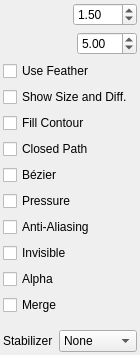
Before: the Qt Designer form app/ui/tooloptions.ui in pencil2d/pencil, drawn with Qt 5.
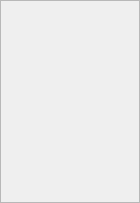
After: the same form once the commit is applied. Custom widgets are drawn as their Qt base class.

Commit message: Rework Tool properties architecture (#1906)

Diff of the .ui file:
```diff
--- a/app/ui/tooloptions.ui
+++ b/app/ui/tooloptions.ui
@@ -7,7 +7,7 @@
     <x>0</x>
     <y>0</y>
     <width>140</width>
-    <height>355</height>
+    <height>203</height>
    </rect>
   </property>
   <property name="minimumSize">
@@ -19,7 +19,7 @@
   <property name="windowTitle">
    <string>Form</string>
   </property>
-  <layout class="QVBoxLayout" name="verticalLayout_3">
+  <layout class="QVBoxLayout" name="verticalLayout">
    <property name="leftMargin">
     <number>0</number>
    </property>
@@ -34,12 +34,6 @@
    </property>
    <item>
     <widget class="QScrollArea" name="scrollArea">
-     <property name="frameShape">
-      <enum>QFrame::NoFrame</enum>
-     </property>
-     <property name="frameShadow">
-      <enum>QFrame::Plain</enum>
-     </property>
      <property name="widgetResizable">
       <bool>true</bool>
      </property>
@@ -48,14 +42,17 @@
        <rect>
         <x>0</x>
         <y>0</y>
-        <width>153</width>
-        <height>340</height>
+        <width>138</width>
+        <height>201</height>
        </rect>
       </property>
-      <property name="autoFillBackground">
-       <bool>true</bool>
+      <property name="sizePolicy">
+       <sizepolicy hsizetype="Expanding" vsizetype="Expanding">
+        <horstretch>0</horstretch>
+        <verstretch>0</verstretch>
+       </sizepolicy>
       </property>
-      <layout class="QVBoxLayout" name="verticalLayout">
+      <layout class="QVBoxLayout" name="verticalLayout_3">
        <property name="leftMargin">
         <number>3</number>
        </property>
@@ -68,270 +65,12 @@
        <property name="bottomMargin">
         <number>3</number>
        </property>
-       <item>
-        <layout class="QHBoxLayout" name="horizontalLayout_2">
-         <item>
-          <widget class="SpinSlider" name="sizeSlider" native="true">
-           <property name="toolTip">
-            <string>Set Stroke Width &lt;br&gt;&lt;b&gt;[SHIFT]+drag&lt;/b&gt;&lt;br&gt;for quick adjustment</string>
-           </property>
-          </widget>
-         </item>
-         <item>
-          <widget class="QDoubleSpinBox" name="brushSpinBox">
-           <property name="sizePolicy">
-            <sizepolicy hsizetype="Fixed" vsizetype="Fixed">
-             <horstretch>0</horstretch>
-             <verstretch>0</verstretch>
-            </sizepolicy>
-           </property>
-           <property name="minimumSize">
-            <size>
-             <width>60</width>
-             <height>0</height>
-            </size>
-           </property>
-           <property name="minimum">
-            <double>0.500000000000000</double>
-           </property>
-           <property name="maximum">
-            <double>200.000000000000000</double>
-           </property>
-           <property name="value">
-            <double>1.500000000000000</double>
-           </property>
-          </widget>
-         </item>
-        </layout>
-       </item>
-       <item>
-        <layout class="QHBoxLayout" name="horizontalLayout">
-         <item>
-          <widget class="SpinSlider" name="featherSlider" native="true">
-           <property name="toolTip">
-            <string>Set Stroke Feather &lt;br&gt;&lt;b&gt;[CTRL]+drag&lt;/b&gt;&lt;br&gt;for quick adjustment</string>
-           </property>
-          </widget>
-         </item>
-         <item>
-          <widget class="QDoubleSpinBox" name="featherSpinBox">
-           <property name="sizePolicy">
-            <sizepolicy hsizetype="Fixed" vsizetype="Fixed">
-             <horstretch>0</horstretch>
-             <verstretch>0</verstretch>
-            </sizepolicy>
-           </property>
-           <property name="minimumSize">
-            <size>
-             <width>60</width>
-             <height>0</height>
-            </size>
-           </property>
-           <property name="minimum">
-            <double>0.100000000000000</double>
-           </property>
-           <property name="maximum">
-            <double>99.000000000000000</double>
-           </property>
-           <property name="value">
-            <double>5.000000000000000</double>
-           </property>
-          </widget>
-         </item>
-        </layout>
-       </item>
-       <item>
-        <layout class="QVBoxLayout" name="verticalLayout_2">
-         <property name="topMargin">
-          <number>0</number>
-         </property>
-         <item>
-          <widget class="QCheckBox" name="useFeatherBox">
-           <property name="toolTip">
-            <string>Enable or disable feathering</string>
-           </property>
-           <property name="text">
-            <string>Use Feather</string>
-           </property>
-          </widget>
-         </item>
-         <item>
-          <widget class="QCheckBox" name="showInfoBox">
-           <property name="text">
-            <string>Show Size and Diff.</string>
-           </property>
-           <property name="checked">
-            <bool>false</bool>
-           </property>
-          </widget>
-         </item>
-         <item>
-          <widget class="QCheckBox" name="fillContourBox">
-           <property name="toolTip">
-            <string>Contour will be filled</string>
-           </property>
-           <property name="text">
-            <string>Fill Contour</string>
-           </property>
-          </widget>
-         </item>
-         <item>
-          <widget class="QCheckBox" name="useClosedPathBox">
-           <property name="toolTip">
-            <string>Close Polyline path (hold Ctrl to temporarily invert)</string>
-           </property>
-           <property name="text">
-            <string>Closed Path</string>
-           </property>
-          </widget>
-         </item>
-         <item>
-          <widget class="QCheckBox" name="useBezierBox">
-           <property name="toolTip">
-            <string>Use Bézier curves to create curved lines</string>
-           </property>
-           <property name="text">
-            <string comment="Tool options">Bézier</string>
-           </property>
-          </widget>
-         </item>
-         <item>
-          <widget class="QCheckBox" name="usePressureBox">
-           <property name="toolTip">
-            <string>Vary strokes based on pressure when drawing on a tablet</string>
-           </property>
-           <property name="text">
-            <string comment="Tool options">Pressure</string>
-           </property>
-          </widget>
-         </item>
-         <item>
-          <widget class="QCheckBox" name="useAABox">
-           <property name="toolTip">
-            <string>Use anti-aliasing to create smooth edges</string>
-           </property>
-           <property name="text">
-            <string comment="Brush AA">Anti-Aliasing</string>
-           </property>
-          </widget>
-         </item>
-         <item>
-          <widget class="QCheckBox" name="makeInvisibleBox">
-           <property name="toolTip">
-            <string>Make invisible</string>
-           </property>
-           <property name="text">
-            <string comment="Tool options">Invisible</string>
-           </property>
-          </widget>
-         </item>
-         <item>
-          <widget class="QCheckBox" name="preserveAlphaBox">
-           <property name="toolTip">
-            <string>Preserve Alpha</string>
-           </property>
-           <property name="text">
-            <string comment="Tool options">Alpha</string>
-           </property>
-          </widget>
-         </item>
-         <item>
-          <widget class="QCheckBox" name="vectorMergeBox">
-           <property name="toolTip">
-            <string>Merge vector lines when they are close together</string>
-           </property>
-           <property name="text">
-            <string comment="Vector line merge (Tool options)">Merge</string>
-           </property>
-          </widget>
-         </item>
-        </layout>
-       </item>
-       <item>
-        <spacer name="verticalSpacer">
-         <property name="orientation">
-          <enum>Qt::Vertical</enum>
-         </property>
-         <property name="sizeHint" stdset="0">
-          <size>
-           <width>20</width>
-           <height>40</height>
-          </size>
-         </property>
-        </spacer>
-       </item>
-       <item>
-        <layout class="QHBoxLayout" name="horizontalLayout_4" stretch="0,1">
-         <item>
-          <widget class="QLabel" name="stabilizerLabel">
-           <property name="sizePolicy">
-            <sizepolicy hsizetype="Minimum" vsizetype="Minimum">
-             <horstretch>0</horstretch>
-             <verstretch>0</verstretch>
-            </sizepolicy>
-           </property>
-           <property name="text">
-            <string>Stabilizer</string>
-           </property>
-          </widget>
-         </item>
-         <item>
-          <widget class="QComboBox" name="inpolLevelsCombo">
-           <property name="toolTip">
-            <string>Use stabilizer to interpolate strokes</string>
-           </property>
-           <property name="currentText">
-            <string comment="Stablizer level">None</string>
-           </property>
-           <item>
-            <property name="text">
-             <string comment="Stabilizer option">None</string>
-            </property>
-           </item>
-           <item>
-            <property name="text">
-             <string comment="Stabilizer option">Simple</string>
-            </property>
-           </item>
-           <item>
-            <property name="text">
-             <string comment="Stabilizer option">Strong</string>
-            </property>
-           </item>
-          </widget>
-         </item>
-        </layout>
-       </item>
-       <item>
-        <spacer name="verticalSpacer1">
-         <property name="orientation">
-          <enum>Qt::Vertical</enum>
-         </property>
-         <property name="sizeType">
-          <enum>QSizePolicy::Expanding</enum>
-         </property>
-         <property name="sizeHint" stdset="0">
-          <size>
-           <width>0</width>
-           <height>0</height>
-          </size>
-         </property>
-        </spacer>
-       </item>
       </layout>
      </widget>
     </widget>
    </item>
   </layout>
  </widget>
- <customwidgets>
-  <customwidget>
-   <class>SpinSlider</class>
-   <extends>QWidget</extends>
-   <header>spinslider.h</header>
-   <container>1</container>
-  </customwidget>
- </customwidgets>
  <resources/>
  <connections/>
 </ui>
```
The commit also changes 64 other files.
